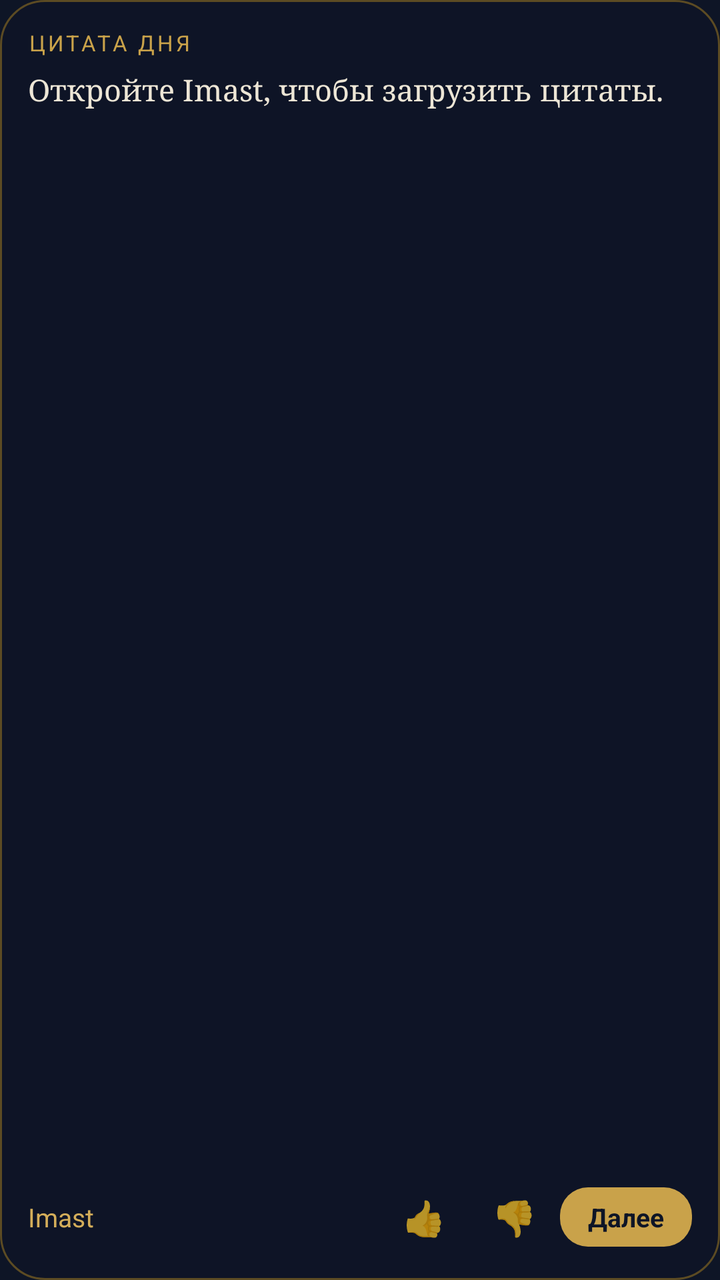
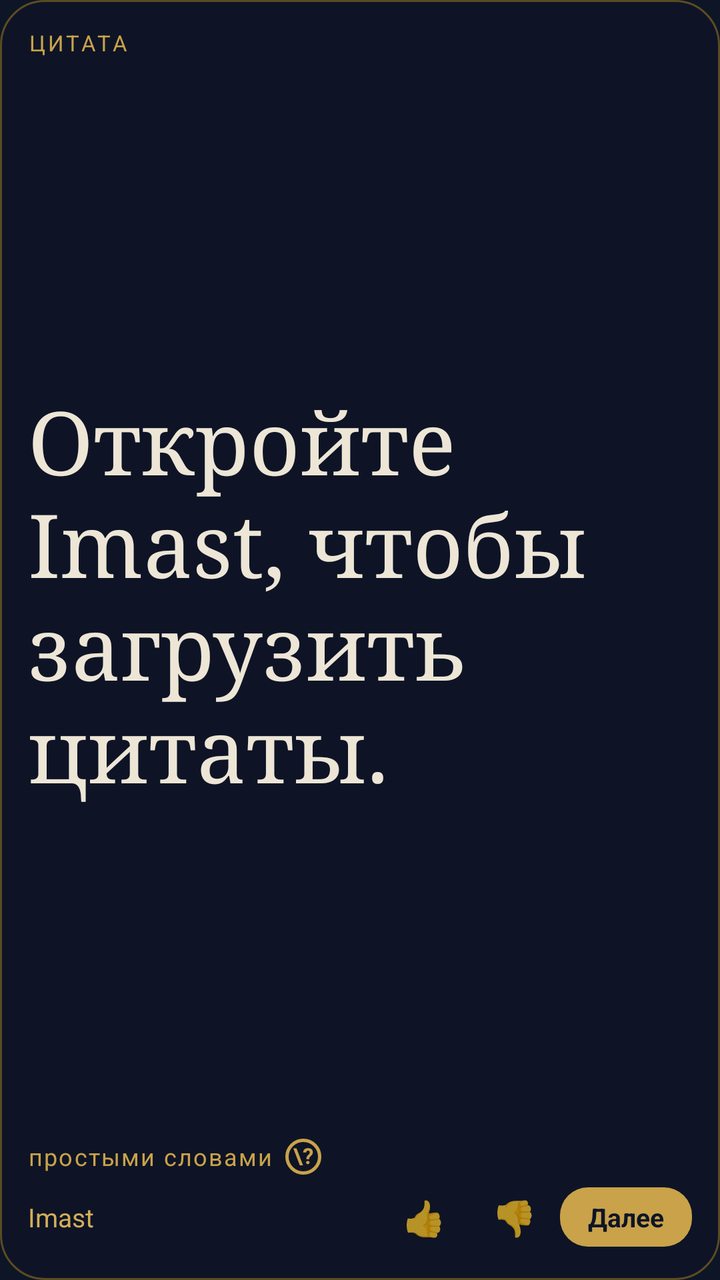

Two renders of the same Android screen: before a commit and after it. Below are the layout's source before the change and the commit's diff.
<!-- AndroidManifest.xml: application theme AppTheme -->
<!-- res/layout/widget_quote.xml -->
<?xml version="1.0" encoding="utf-8"?>
<LinearLayout xmlns:android="http://schemas.android.com/apk/res/android"
    android:id="@+id/root"
    android:layout_width="match_parent"
    android:layout_height="match_parent"
    android:background="@drawable/widget_bg"
    android:orientation="vertical"
    android:padding="14dp">

    <TextView
        android:id="@+id/label"
        android:layout_width="wrap_content"
        android:layout_height="wrap_content"
        android:letterSpacing="0.12"
        android:text="ЦИТАТА ДНЯ"
        android:textColor="#C9A24A"
        android:textSize="11sp" />

    <TextView
        android:id="@+id/text"
        android:layout_width="match_parent"
        android:layout_height="0dp"
        android:layout_marginTop="6dp"
        android:layout_weight="1"
        android:ellipsize="end"
        android:fontFamily="serif"
        android:maxLines="6"
        android:text="Откройте Imast, чтобы загрузить цитаты."
        android:textColor="#EDE6D6"
        android:textSize="15sp" />

    <TextView
        android:id="@+id/simpleLabel"
        android:layout_width="wrap_content"
        android:layout_height="wrap_content"
        android:layout_marginTop="4dp"
        android:letterSpacing="0.12"
        android:text="ПРОСТЫМИ СЛОВАМИ"
        android:textColor="#C9A24A"
        android:textSize="11sp"
        android:visibility="gone" />

    <TextView
        android:id="@+id/simpleText"
        android:layout_width="match_parent"
        android:layout_height="wrap_content"
        android:layout_marginTop="2dp"
        android:ellipsize="end"
        android:maxLines="4"
        android:textColor="#C9C2B4"
        android:textSize="13sp"
        android:visibility="gone" />

    <LinearLayout
        android:layout_width="match_parent"
        android:layout_height="wrap_content"
        android:layout_marginTop="6dp"
        android:gravity="center_vertical"
        android:orientation="horizontal">

        <TextView
            android:id="@+id/author"
            android:layout_width="0dp"
            android:layout_height="wrap_content"
            android:layout_weight="1"
            android:ellipsize="end"
            android:maxLines="1"
            android:paddingTop="6dp"
            android:paddingBottom="6dp"
            android:text="Imast"
            android:textColor="#D4AE5A"
            android:textSize="13sp" />

        <TextView
            android:id="@+id/like"
            android:layout_width="wrap_content"
            android:layout_height="wrap_content"
            android:paddingStart="12dp"
            android:paddingTop="6dp"
            android:paddingEnd="12dp"
            android:paddingBottom="6dp"
            android:text="👍"
            android:textSize="17sp" />

        <TextView
            android:id="@+id/dislike"
            android:layout_width="wrap_content"
            android:layout_height="wrap_content"
            android:paddingStart="12dp"
            android:paddingTop="6dp"
            android:paddingEnd="4dp"
            android:paddingBottom="6dp"
            android:text="👎"
            android:textSize="17sp" />

        <TextView
            android:id="@+id/next"
            android:layout_width="wrap_content"
            android:layout_height="wrap_content"
            android:layout_marginStart="8dp"
            android:background="@drawable/widget_btn"
            android:paddingStart="14dp"
            android:paddingTop="6dp"
            android:paddingEnd="14dp"
            android:paddingBottom="6dp"
            android:text="Далее"
            android:textColor="#0E1526"
            android:textSize="13sp"
            android:textStyle="bold" />

        <TextView
            android:id="@+id/answer"
            android:layout_width="wrap_content"
            android:layout_height="wrap_content"
            android:background="@drawable/widget_btn"
            android:paddingStart="16dp"
            android:paddingTop="8dp"
            android:paddingEnd="16dp"
            android:paddingBottom="8dp"
            android:text="Ответить"
            android:textColor="#0E1526"
            android:textSize="14sp"
            android:textStyle="bold"
            android:visibility="gone" />
    </LinearLayout>
</LinearLayout>
<!-- resources referenced by this layout -->
<resources>
  <!-- drawable widget_bg (drawable) -->
  <?xml version="1.0" encoding="utf-8"?>
  <shape xmlns:android="http://schemas.android.com/apk/res/android" android:shape="rectangle">
      <solid android:color="#F20E1526" />
      <corners android:radius="22dp" />
      <stroke android:width="1dp" android:color="#5C4B23" />
  </shape>
  <!-- drawable widget_btn (drawable) -->
  <?xml version="1.0" encoding="utf-8"?>
  <shape xmlns:android="http://schemas.android.com/apk/res/android" android:shape="rectangle">
      <solid android:color="#C9A24A" />
      <corners android:radius="14dp" />
  </shape>
  <style name="AppTheme" parent="android:Theme.Material.NoActionBar">
          <item name="android:windowBackground">@color/bg</item>
          <item name="android:statusBarColor">@color/bg</item>
          <item name="android:navigationBarColor">@color/bg</item>
      </style>
  <color name="bg">#0E1526</color>
</resources>

<!-- the commit's change to res/layout/widget_quote.xml (unified diff, before → after) -->
@@ -12,49 +12,81 @@
         android:layout_width="wrap_content"
         android:layout_height="wrap_content"
         android:letterSpacing="0.12"
-        android:text="ЦИТАТА ДНЯ"
+        android:text="ЦИТАТА"
         android:textColor="#C9A24A"
         android:textSize="11sp" />
 
-    <TextView
-        android:id="@+id/text"
+    <LinearLayout
+        android:id="@+id/area"
         android:layout_width="match_parent"
         android:layout_height="0dp"
-        android:layout_marginTop="6dp"
         android:layout_weight="1"
-        android:ellipsize="end"
-        android:fontFamily="serif"
-        android:maxLines="6"
-        android:text="Откройте Imast, чтобы загрузить цитаты."
-        android:textColor="#EDE6D6"
-        android:textSize="15sp" />
+        android:orientation="vertical">
 
-    <TextView
-        android:id="@+id/simpleLabel"
+        <FrameLayout
+            android:layout_width="match_parent"
+            android:layout_height="0dp"
+            android:layout_weight="1" />
+
+        <TextView
+            android:id="@+id/text"
+            android:layout_width="match_parent"
+            android:layout_height="0dp"
+            android:layout_weight="8"
+            android:autoSizeMaxTextSize="44sp"
+            android:autoSizeMinTextSize="10sp"
+            android:autoSizeStepGranularity="1sp"
+            android:autoSizeTextType="uniform"
+            android:ellipsize="end"
+            android:fontFamily="serif"
+            android:gravity="center_vertical"
+            android:text="Откройте Imast, чтобы загрузить цитаты."
+            android:textColor="#EDE6D6"
+            android:textSize="15sp" />
+
+        <FrameLayout
+            android:layout_width="match_parent"
+            android:layout_height="0dp"
+            android:layout_weight="1" />
+    </LinearLayout>
+
+    <LinearLayout
+        android:id="@+id/simpleBtn"
         android:layout_width="wrap_content"
         android:layout_height="wrap_content"
-        android:layout_marginTop="4dp"
-        android:letterSpacing="0.12"
-        android:text="ПРОСТЫМИ СЛОВАМИ"
-        android:textColor="#C9A24A"
-        android:textSize="11sp"
-        android:visibility="gone" />
+        android:gravity="center_vertical"
+        android:orientation="horizontal"
+        android:paddingTop="4dp"
+        android:paddingBottom="2dp"
+        android:paddingEnd="8dp">
 
-    <TextView
-        android:id="@+id/simpleText"
-        android:layout_width="match_parent"
-        android:layout_height="wrap_content"
-        android:layout_marginTop="2dp"
-        android:ellipsize="end"
-        android:maxLines="4"
-        android:textColor="#C9C2B4"
-        android:textSize="13sp"
-        android:visibility="gone" />
+        <TextView
+            android:id="@+id/simpleTxt"
+            android:layout_width="wrap_content"
+            android:layout_height="wrap_content"
+            android:letterSpacing="0.06"
+            android:text="простыми словами"
+            android:textColor="#C9A24A"
+            android:textSize="12sp" />
+
+        <TextView
+            android:id="@+id/simpleQ"
+            android:layout_width="18dp"
+            android:layout_height="18dp"
+            android:layout_marginStart="6dp"
+            android:background="@drawable/widget_q"
+            android:gravity="center"
+            android:includeFontPadding="false"
+            android:text="\?"
+            android:textColor="#C9A24A"
+            android:textSize="11sp"
+            android:textStyle="bold" />
+    </LinearLayout>
 
     <LinearLayout
         android:layout_width="match_parent"
         android:layout_height="wrap_content"
-        android:layout_marginTop="6dp"
+        android:layout_marginTop="2dp"
         android:gravity="center_vertical"
         android:orientation="horizontal">
 
<!-- resource entries referenced after the edit -->
@@ -13,6 +13,12 @@
       <solid android:color="#C9A24A" />
       <corners android:radius="14dp" />
   </shape>
+  <!-- drawable widget_q (drawable) -->
+  <?xml version="1.0" encoding="utf-8"?>
+  <shape xmlns:android="http://schemas.android.com/apk/res/android" android:shape="oval">
+      <stroke android:width="1.5dp" android:color="#C9A24A" />
+      <size android:width="18dp" android:height="18dp" />
+  </shape>
   <style name="AppTheme" parent="android:Theme.Material.NoActionBar">
           <item name="android:windowBackground">@color/bg</item>
           <item name="android:statusBarColor">@color/bg</item>
